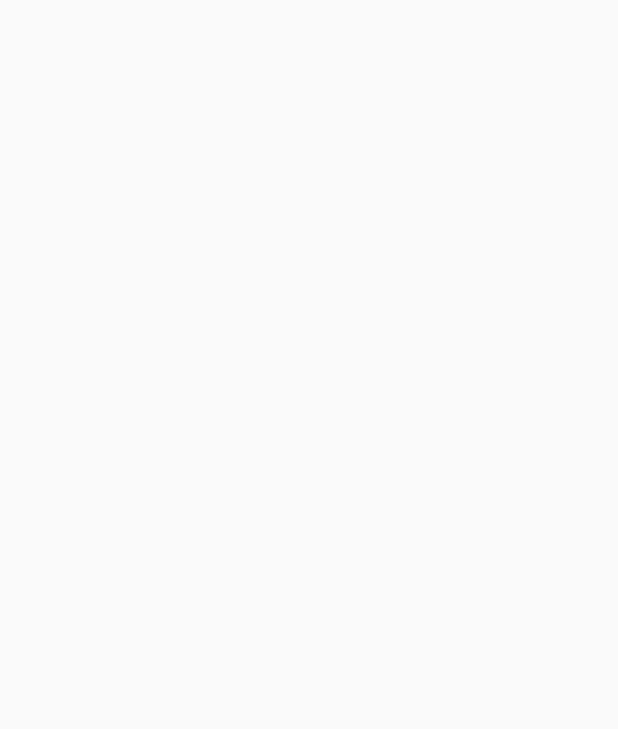
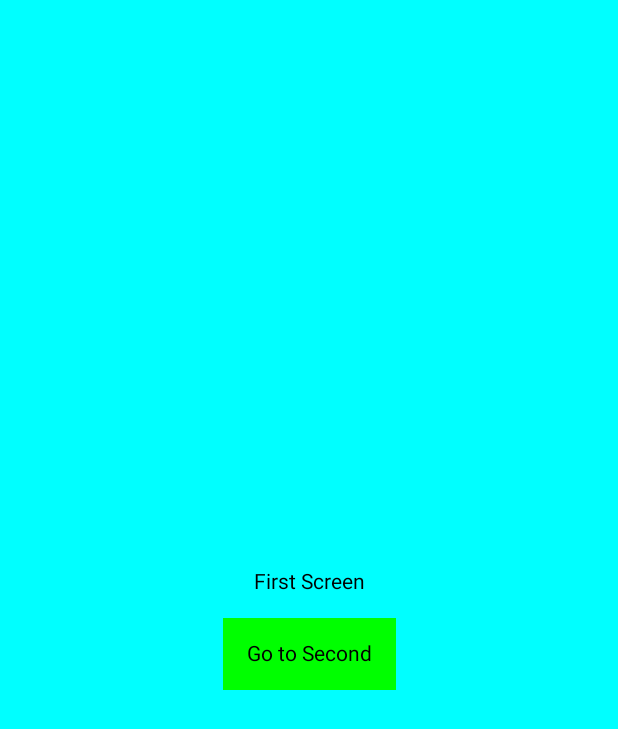
Before and after one commit to Paris-Squad-S2/Tudee-App, an Android app built with Jetpack Compose: the screen it shows after launch (MainActivity), on a phone screen of 412 x 824 dp. Before the commit the part shown is empty. Shown: the top 729 px of the screen. Run offline under Robolectric (Android 15) with nearby library versions, the phone set to English and light mode, and no system bars.

Commit message:
implement basic navigation between two screens

```diff
--- a/app/src/main/java/com/example/tudeeapp/MainActivity.kt
+++ b/app/src/main/java/com/example/tudeeapp/MainActivity.kt
@@ -8,8 +8,11 @@ import androidx.compose.foundation.background
 import androidx.compose.material3.ModalDrawerSheet
 import androidx.compose.material3.Text
 import androidx.compose.runtime.Composable
+import androidx.compose.runtime.CompositionLocalProvider
 import androidx.compose.ui.Modifier
 import androidx.compose.ui.tooling.preview.Preview
+import androidx.navigation.compose.rememberNavController
+import com.example.tudeeapp.presentation.component.LocalNavController
 import com.example.tudeeapp.presentation.design_system.theme.Theme
 import com.example.tudeeapp.presentation.design_system.theme.TudeeTheme
 
@@ -19,7 +22,10 @@ class MainActivity : ComponentActivity() {
         super.onCreate(savedInstanceState)
         enableEdgeToEdge()
         setContent {
-
+            val navController = rememberNavController()
+            CompositionLocalProvider(LocalNavController provides navController) {
+                AppNavGraph(navController)
+            }
         }
     }
 }
--- /dev/null
+++ b/app/src/main/java/com/example/tudeeapp/TudeeNavGraph.kt
@@ -0,0 +1,33 @@
+package com.example.tudeeapp
+
+import androidx.compose.runtime.Composable
+import androidx.navigation.NavGraphBuilder
+import androidx.navigation.NavHostController
+import androidx.navigation.compose.NavHost
+import androidx.navigation.compose.composable
+import androidx.navigation.toRoute
+import com.example.tudeeapp.presentation.component.ScreenNav
+import com.example.tudeeapp.presentation.screen.firstScreen.FirstScreen
+import com.example.tudeeapp.presentation.screen.secondScreen.SecondScreen
+
+@Composable
+fun AppNavGraph(navController: NavHostController) {
+    NavHost(navController = navController, startDestination = ScreenNav.First::class) {
+
+        navigateToFirst()
+        navigateToSecond()
+    }
+}
+
+fun NavGraphBuilder.navigateToFirst(){
+    composable<ScreenNav.First> {
+        FirstScreen()
+    }
+}
+
+fun NavGraphBuilder.navigateToSecond(){
+    composable<ScreenNav.Second> {
+        val args = it.toRoute<ScreenNav.Second>()
+        SecondScreen(name = args.name)
+    }
+}
--- /dev/null
+++ b/app/src/main/java/com/example/tudeeapp/presentation/component/NavigationHandler.kt
@@ -0,0 +1,16 @@
+package com.example.tudeeapp.presentation.component
+
+import androidx.compose.runtime.compositionLocalOf
+import androidx.navigation.NavHostController
+import kotlinx.serialization.Serializable
+
+val LocalNavController = compositionLocalOf<NavHostController> { error("No Nav Controller Found") }
+
+
+sealed class ScreenNav {
+    @Serializable
+    data object First : ScreenNav()
+
+    @Serializable
+    data class Second(val name: String) : ScreenNav()
+}
--- /dev/null
+++ b/app/src/main/java/com/example/tudeeapp/presentation/screen/firstScreen/FirstScreen.kt
@@ -0,0 +1,42 @@
+package com.example.tudeeapp.presentation.screen.firstScreen
+
+import androidx.compose.foundation.background
+import androidx.compose.foundation.clickable
+import androidx.compose.foundation.layout.Arrangement
+import androidx.compose.foundation.layout.Box
+import androidx.compose.foundation.layout.Column
+import androidx.compose.foundation.layout.fillMaxSize
+import androidx.compose.foundation.layout.padding
+import androidx.compose.material3.Text
+import androidx.compose.runtime.Composable
+import androidx.compose.ui.Alignment
+import androidx.compose.ui.Modifier
+import androidx.compose.ui.graphics.Color
+import androidx.compose.ui.unit.dp
+import androidx.navigation.NavHostController
+import com.example.tudeeapp.presentation.component.LocalNavController
+import com.example.tudeeapp.presentation.component.ScreenNav
+
+@Composable
+fun FirstScreen() {
+    val navController = LocalNavController.current
+    Column(
+        modifier = Modifier
+            .fillMaxSize()
+            .background(Color.Cyan),
+        verticalArrangement = Arrangement.Center,
+        horizontalAlignment = Alignment.CenterHorizontally
+    ) {
+        Text("First Screen", modifier = Modifier.padding(16.dp))
+
+        Box(
+            modifier = Modifier
+                .background(Color.Green)
+                .clickable {
+                    navController.navigate(ScreenNav.Second(name = "gdfhfdh"))
+                }
+        ) {
+            Text("Go to Second", modifier = Modifier.padding(16.dp))
+        }
+    }
+}
```
Also changed, not shown: app/src/main/java/com/example/tudeeapp/presentation/screen/secondScreen/SecondScreen.kt (added, +44 -0 lines).
